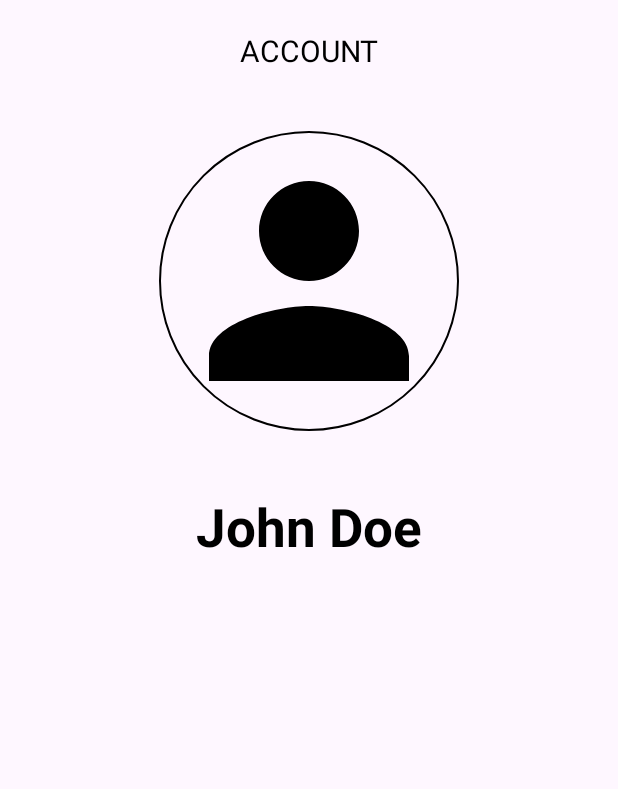
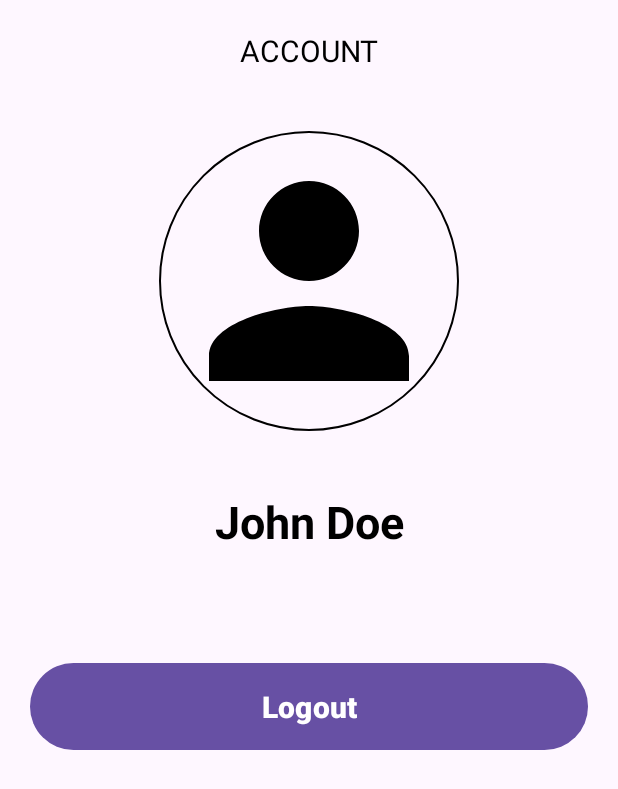
Before and after one commit to Muhamadzikriramadhan/dansmultipro, an Android app: the layout fragment_account.xml on its own in the app's theme, with its tools: preview values and no code run, on a phone screen of 412 x 824 dp. Shown: the top 789 px of the screen. Run offline under Robolectric (Android 15) with nearby library versions, the phone set to English and light mode, and no system bars.

Commit message:
fixing google auth

```diff
--- a/app/src/main/java/com/example/dansmultipro/MainActivity.kt
+++ b/app/src/main/java/com/example/dansmultipro/MainActivity.kt
@@ -21,7 +21,7 @@ class MainActivity : AppCompatActivity() {
         setContentView(binding.root)
         sharedPreferences = com.example.dansmultipro.sharedpreferences.SharedPreferences(this)
 
-//        checkLogin()
+        checkLogin()
 
         binding.bnv.setOnNavigationItemSelectedListener(mOnNavigationItemSelectedListener)
         val fragment = HomeFragment.newInstance()
--- a/app/src/main/res/layout/activity_main.xml
+++ b/app/src/main/res/layout/activity_main.xml
@@ -20,7 +20,6 @@
         android:layout_width="0dp"
         android:layout_height="wrap_content"
         app:menu="@menu/item_menu"
-        android:visibility="gone"
         android:theme="@style/BottomNavTheme"
         app:itemTextAppearanceInactive="@style/bnvinactive"
         app:itemTextAppearanceActive="@style/bnvactive"
--- a/app/src/main/res/layout/fragment_account.xml
+++ b/app/src/main/res/layout/fragment_account.xml
@@ -24,10 +24,10 @@
         android:background="@drawable/bg_avatar"
         android:src="@drawable/baseline_person_24"/>
 
-
     <TextView
+        android:id="@+id/name"
         android:gravity="center"
-        android:textSize="35dp"
+        android:textSize="30dp"
         android:layout_margin="20dp"
         android:textColor="@color/black"
         android:layout_width="match_parent"
@@ -35,5 +35,18 @@
         android:textStyle="bold"
         android:text="John Doe"/>
 
+    <com.google.android.material.button.MaterialButton
+        android:id="@+id/logout"
+        android:gravity="center"
+        android:textSize="20dp"
+        android:padding="15dp"
+        android:layout_marginLeft="20dp"
+        android:layout_marginRight="20dp"
+        android:layout_marginTop="50dp"
+        android:textColor="@color/white"
+        android:layout_width="match_parent"
+        android:layout_height="wrap_content"
+        android:textStyle="bold"
+        android:text="Logout"/>
 
 </LinearLayout>
--- a/app/src/main/res/values/strings.xml
+++ b/app/src/main/res/values/strings.xml
@@ -6,5 +6,5 @@
     <string name="facebook_app_id">1234</string>
     <string name="fb_login_protocol_scheme">fb1234</string>
     <string name="facebook_client_token">56789</string>
-
+    <string name="client_web_id">717261788698-rpbm21phqlgdrjs6v0e24cgijcl2g7ed.apps.googleusercontent.com</string>
 </resources>
```
Also changed, not shown: app/src/main/java/com/example/dansmultipro/auth/LoginActivity.kt (+49 -33 lines), app/src/main/java/com/example/dansmultipro/fragment/AccountFragment.kt (+26 -0 lines), app/src/main/java/com/example/dansmultipro/sharedpreferences/SharedPreferences.kt (+8 -0 lines).
